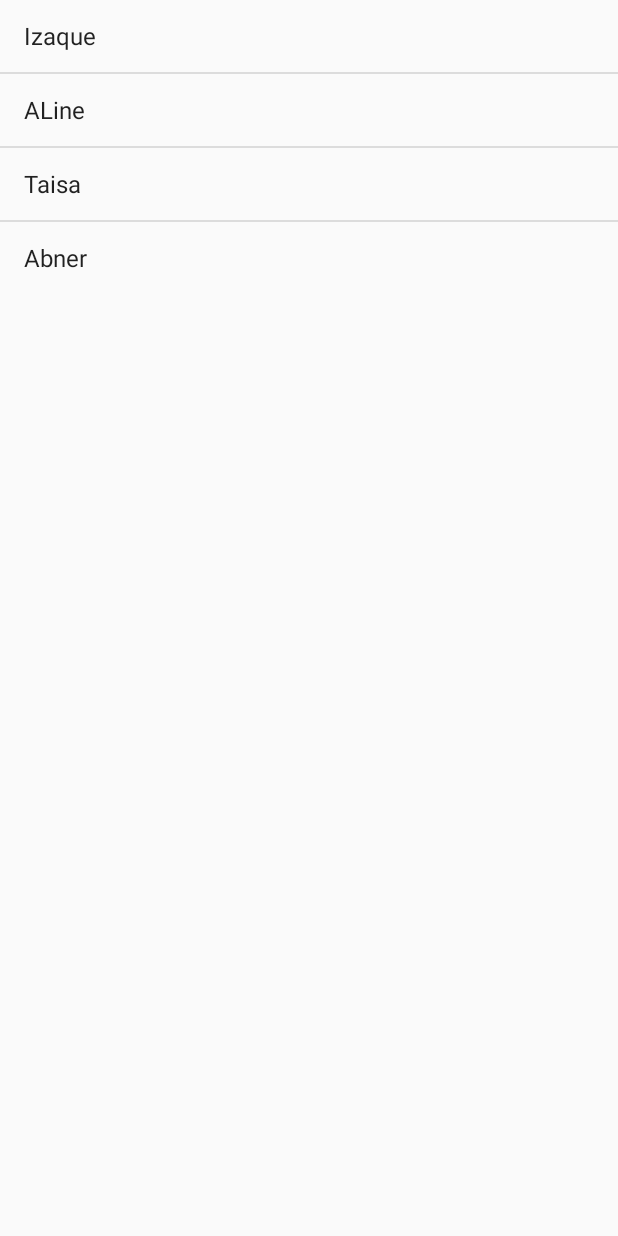
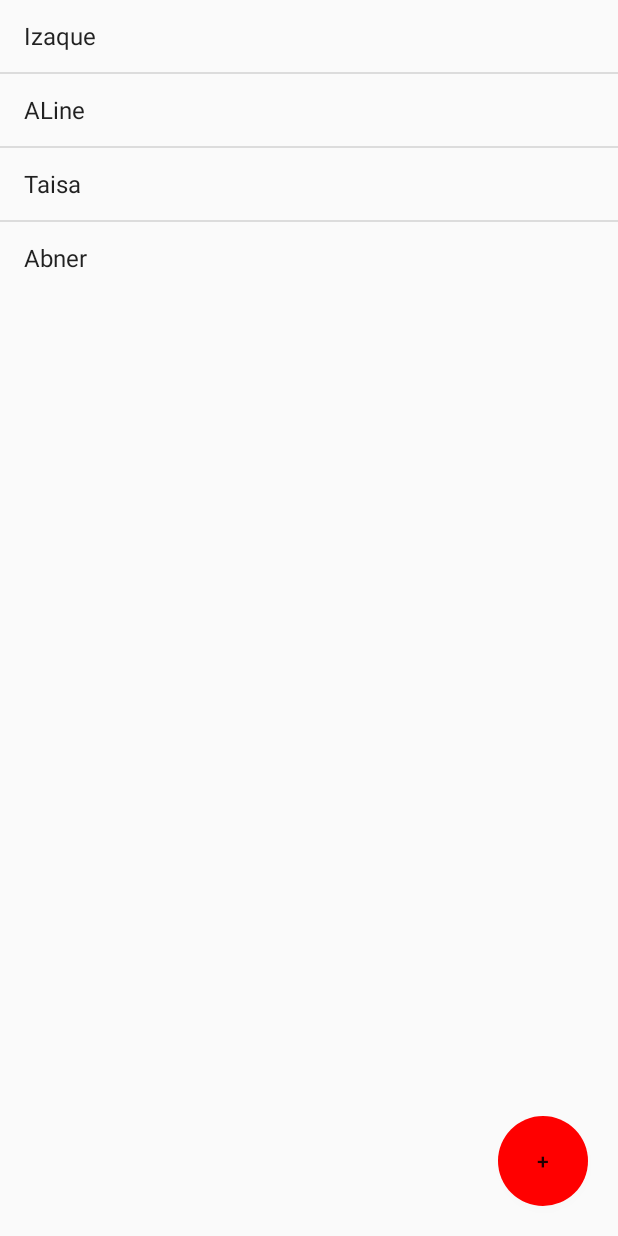
Before and after one commit to IzaqueArcangelo/NovaAgenda, an Android app: the screen it shows after launch (ListaAlunosActivity), on a phone screen of 412 x 824 dp. Run offline under Robolectric (Android 15) with nearby library versions, the light colour scheme and no system bars.

Commit message:
Personalização do botão adicionar aluno, utilizando um xml para definir a forma oval do botão.

```diff
--- a/app/src/main/AndroidManifest.xml
+++ b/app/src/main/AndroidManifest.xml
@@ -18,6 +18,12 @@
                 <category android:name="android.intent.category.LAUNCHER" />
             </intent-filter>
         </activity>
+        <activity
+            android:name=".FormularioActivity"
+            android:label="@string/title_activity_formulario"
+            android:theme="@style/AppTheme.NoActionBar">
+
+        </activity>
     </application>
 
 </manifest>
--- /dev/null
+++ b/app/src/main/res/drawable/fundo.xml
@@ -0,0 +1,7 @@
+<?xml version="1.0" encoding="utf-8"?>
+<shape xmlns:android="http://schemas.android.com/apk/res/android"
+    android:shape="oval">
+    <solid android:color="#ff0000">
+
+    </solid>
+</shape>
--- a/app/src/main/res/layout/activity_lista_alunos.xml
+++ b/app/src/main/res/layout/activity_lista_alunos.xml
@@ -1,5 +1,5 @@
 <?xml version="1.0" encoding="utf-8"?>
-<LinearLayout xmlns:android="http://schemas.android.com/apk/res/android"
+<RelativeLayout xmlns:android="http://schemas.android.com/apk/res/android"
     android:layout_width="match_parent"
     android:layout_height="match_parent"
     android:orientation="vertical">
@@ -10,4 +10,14 @@
         android:layout_height="wrap_content"
         />
 
-</LinearLayout>
+    <Button
+        android:layout_width="60dp"
+        android:layout_height="60dp"
+        android:text="+"
+        android:layout_alignParentBottom="true"
+        android:layout_alignParentRight="true"
+        android:layout_marginBottom="20dp"
+        android:layout_marginRight="20dp"
+        android:background="@drawable/fundo"/>
+
+</RelativeLayout>
--- a/app/src/main/res/values/strings.xml
+++ b/app/src/main/res/values/strings.xml
@@ -1,4 +1,5 @@
 <resources>
     <string name="app_name">Agenda</string>
     <string name="action_settings">Settings</string>
+    <string name="title_activity_formulario">Formulario</string>
 </resources>
```
Also changed, not shown: app/src/main/java/br/com/alura/agenda/FormularioActivity.java (added, +29 -0 lines), app/src/main/res/layout/activity_formulario.xml (added, +51 -0 lines).
